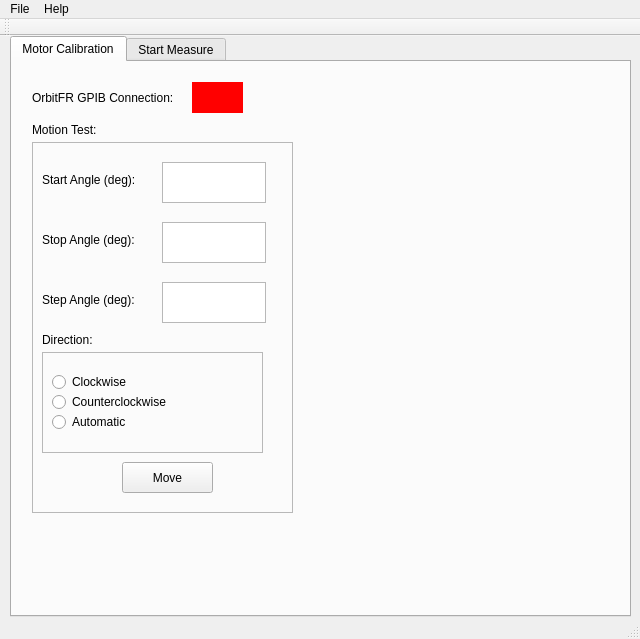
Qt form mainwindow.ui (gruffoc/GMK) before a commit.
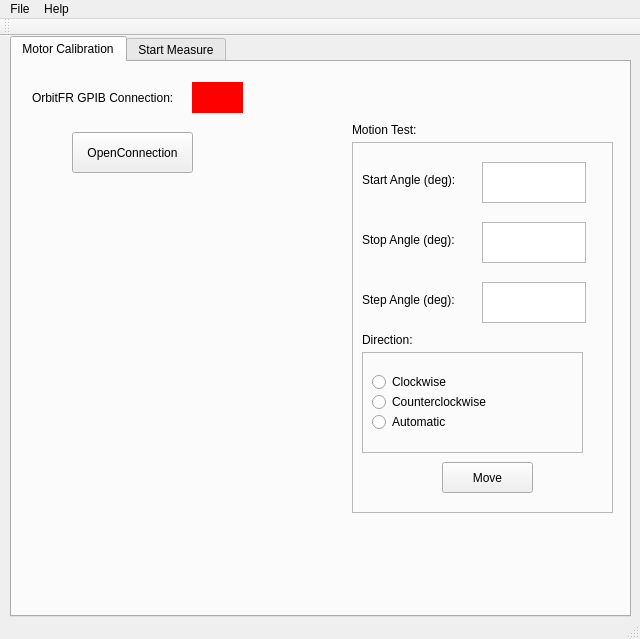
The same form after that commit.

Commit message:
Inserito Path di compilazione per GPIB-linux
Compila, manda messaggi al dispositivo
ma non riesco a capire qual è il modo
corretto per fare il check del
`device link`

What changed in the file:
```diff
--- a/mainwindow.ui
+++ b/mainwindow.ui
@@ -477,7 +477,7 @@
      <widget class="QFrame" name="frame_3">
       <property name="geometry">
        <rect>
-        <x>20</x>
+        <x>340</x>
         <y>80</y>
         <width>261</width>
         <height>371</height>
@@ -643,7 +643,7 @@
      <widget class="QLabel" name="label_3">
       <property name="geometry">
        <rect>
-        <x>20</x>
+        <x>340</x>
         <y>60</y>
         <width>91</width>
         <height>16</height>
@@ -653,6 +653,19 @@
        <string>Motion Test:</string>
       </property>
      </widget>
+     <widget class="QPushButton" name="btn_openGPIB">
+      <property name="geometry">
+       <rect>
+        <x>60</x>
+        <y>70</y>
+        <width>121</width>
+        <height>41</height>
+       </rect>
+      </property>
+      <property name="text">
+       <string>OpenConnection</string>
+      </property>
+     </widget>
     </widget>
     <widget class="QWidget" name="Maesure">
      <attribute name="title">
```
The commit also changes 6 other files.
